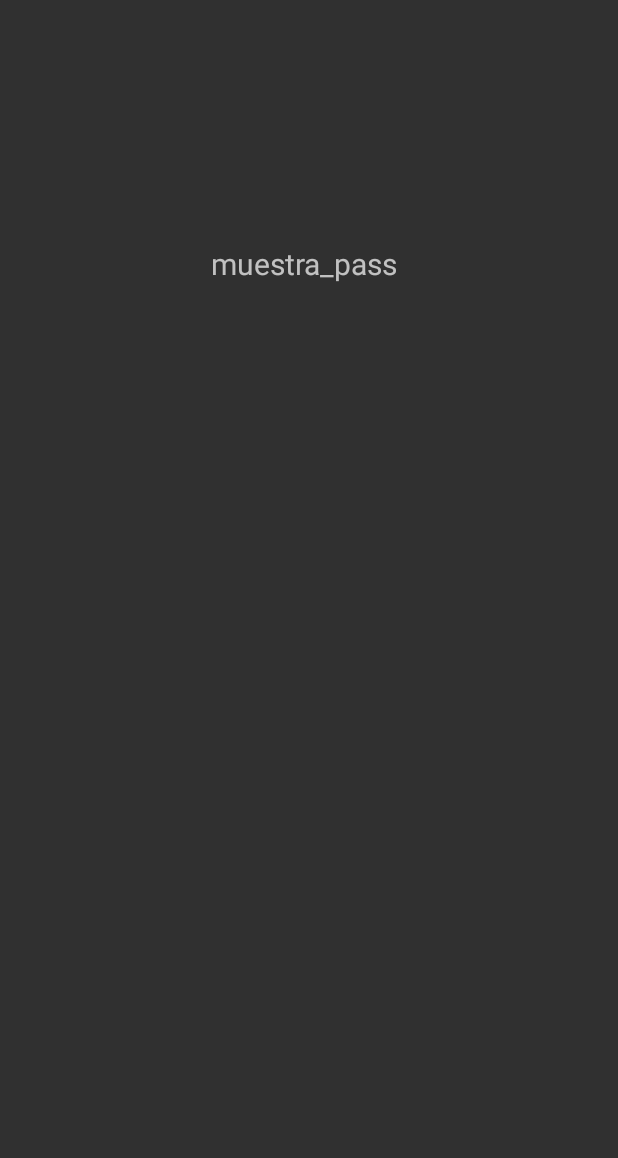
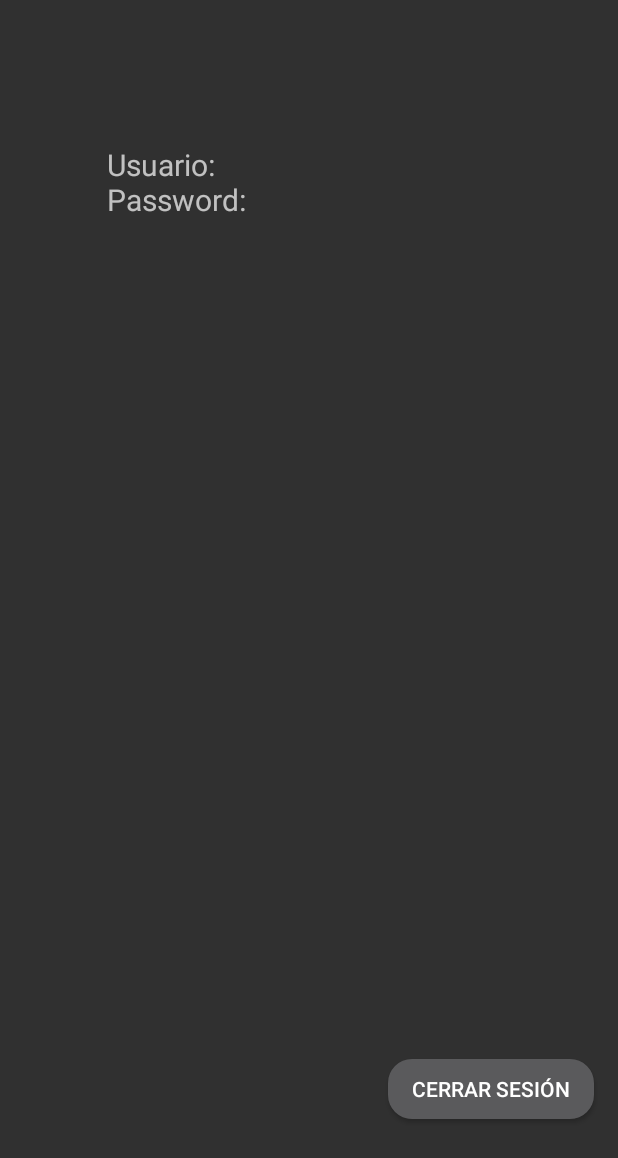
Before and after one commit to ErickTorres177/ProjectM07, an Android app: the MainAplication screen opened directly, with no data from a screen before it, on a phone screen of 412 x 824 dp. Before the commit the part shown is almost empty. Shown: the top 1158 px of the screen. Run offline under Robolectric (Android 15) with nearby library versions, the light colour scheme and no system bars.

Commit message:
Merge remote-tracking branch 'origin/master'
                                             # Conflicts:
                                             #	app/src/main/AndroidManifest.xml
                                             #	app/src/main/java/cat/copernic/erick/projectm07/MainActivity.java
                                             #	app/src/main/res/layout/activity_main.xml

```diff
--- a/app/src/main/java/cat/copernic/erick/projectm07/MainAplication.java
+++ b/app/src/main/java/cat/copernic/erick/projectm07/MainAplication.java
@@ -2,23 +2,49 @@ package cat.copernic.erick.projectm07;
 
 import androidx.appcompat.app.AppCompatActivity;
 
+import android.content.Context;
+import android.content.Intent;
 import android.content.SharedPreferences;
 import android.os.Bundle;
+import android.view.View;
 import android.widget.TextView;
 
 public class MainAplication extends AppCompatActivity {
+    private TextView tvMostrar;
+    private SharedPreferences pPreferences;
+    private SharedPreferences.Editor pEditor;
 
     @Override
     protected void onCreate(Bundle savedInstanceState) {
         super.onCreate(savedInstanceState);
         setContentView(R.layout.activity_main_aplication);
-        SharedPreferences preferences= getSharedPreferences("misPreferencias", MODE_PRIVATE);
-        String display = preferences.getString("display", "");
 
-        TextView displayInfo = findViewById(R.id.tvMuestraUser);
-        displayInfo.setText(display);
+        tvMostrar = findViewById(R.id.tvMuestraUser);
+
+        pPreferences = getSharedPreferences("Login", Context.MODE_PRIVATE);
+        pEditor = pPreferences.edit();
+
+        mostrarDatos();
+
+        //SharedPreferences preferences= getSharedPreferences("misPreferencias", MODE_PRIVATE);
+        //String display = preferences.getString("display", "");
+
+        //TextView displayInfo = findViewById(R.id.tvMuestraUser);
+        //displayInfo.setText(display);
+    }
+
+    public void mostrarDatos(){
+        String userP2 = pPreferences.getString("userP", "null");
+        String passP2= pPreferences.getString("passP", "null");
+
+        tvMostrar.setText("Usuario: " + userP2 + "\nPassword: " + passP2);
+    }
 
 
-
+    public void cerrarSesion(View view) {
+        pEditor.clear();
+        pEditor.commit();
+        Intent intent = new Intent(this, MainActivity.class);
+        startActivity(intent);
     }
 }
--- a/app/src/main/res/layout/activity_main_aplication.xml
+++ b/app/src/main/res/layout/activity_main_aplication.xml
@@ -9,8 +9,8 @@
 
     <TextView
         android:id="@+id/tvMuestraUser"
-        android:layout_width="173dp"
-        android:layout_height="38dp"
+        android:layout_width="252dp"
+        android:layout_height="71dp"
         android:layout_marginTop="96dp"
         android:text="@string/muestra_usuario"
         android:textSize="20sp"
@@ -19,15 +19,17 @@
         app:layout_constraintStart_toStartOf="parent"
         app:layout_constraintTop_toTopOf="parent" />
 
-    <TextView
-        android:id="@+id/tvMuestraPass"
-        android:layout_width="130dp"
-        android:layout_height="44dp"
-        android:layout_marginTop="28dp"
-        android:text="@string/muestra_pass"
-        android:textSize="20sp"
+    <Button
+        android:id="@+id/btnCerrarSesion"
+        android:layout_width="137dp"
+        android:layout_height="40dp"
+        android:background="@drawable/botones"
+        android:onClick="cerrarSesion"
+        android:text="@string/Cerrar_Sesion"
+        app:layout_constraintBottom_toBottomOf="parent"
         app:layout_constraintEnd_toEndOf="parent"
-        app:layout_constraintHorizontal_bias="0.498"
+        app:layout_constraintHorizontal_bias="0.941"
         app:layout_constraintStart_toStartOf="parent"
-        app:layout_constraintTop_toBottomOf="@+id/tvMuestraUser" />
+        app:layout_constraintTop_toBottomOf="@+id/tvMuestraUser"
+        app:layout_constraintVertical_bias="0.873" />
 </androidx.constraintlayout.widget.ConstraintLayout>
--- a/app/src/main/res/values/strings.xml
+++ b/app/src/main/res/values/strings.xml
@@ -13,5 +13,6 @@
     <string name="recuperar_pass">Recuperar Contraseña</string>
     <string name="muestra_usuario">muestra_usuario</string>
     <string name="muestra_pass">muestra_pass</string>
+    <string name="Cerrar_Sesion">Cerrar Sesión</string>
 
 </resources>
```
Also changed, not shown: app/src/main/java/cat/copernic/erick/projectm07/MainActivity.java (+43 -10 lines).
